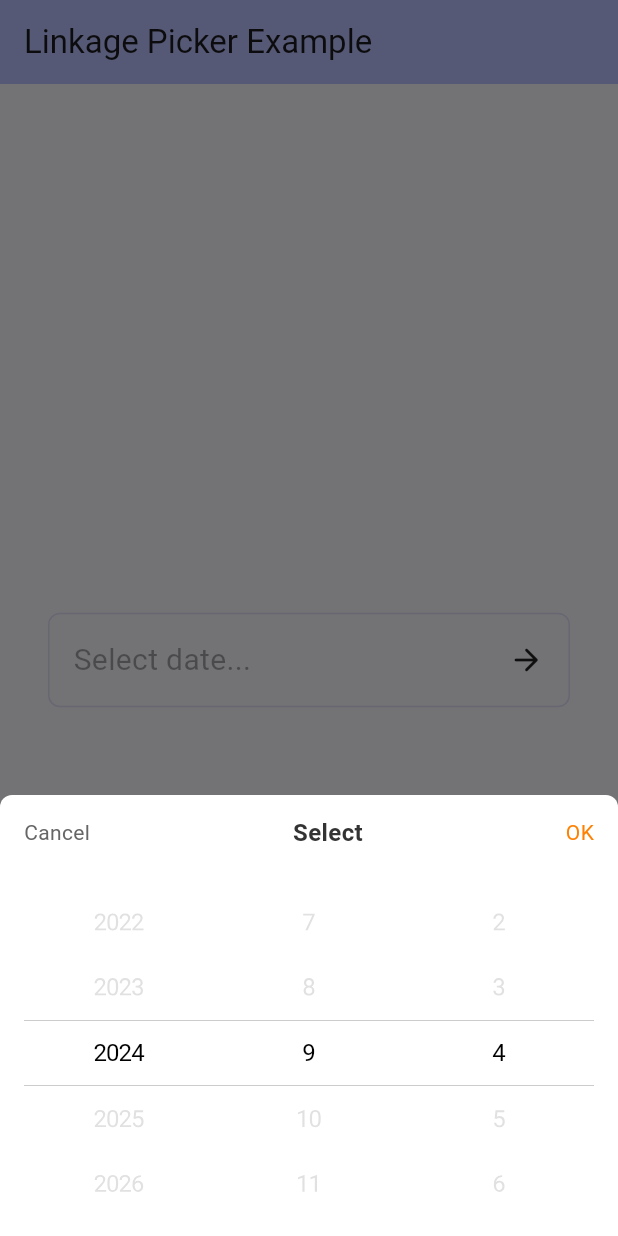
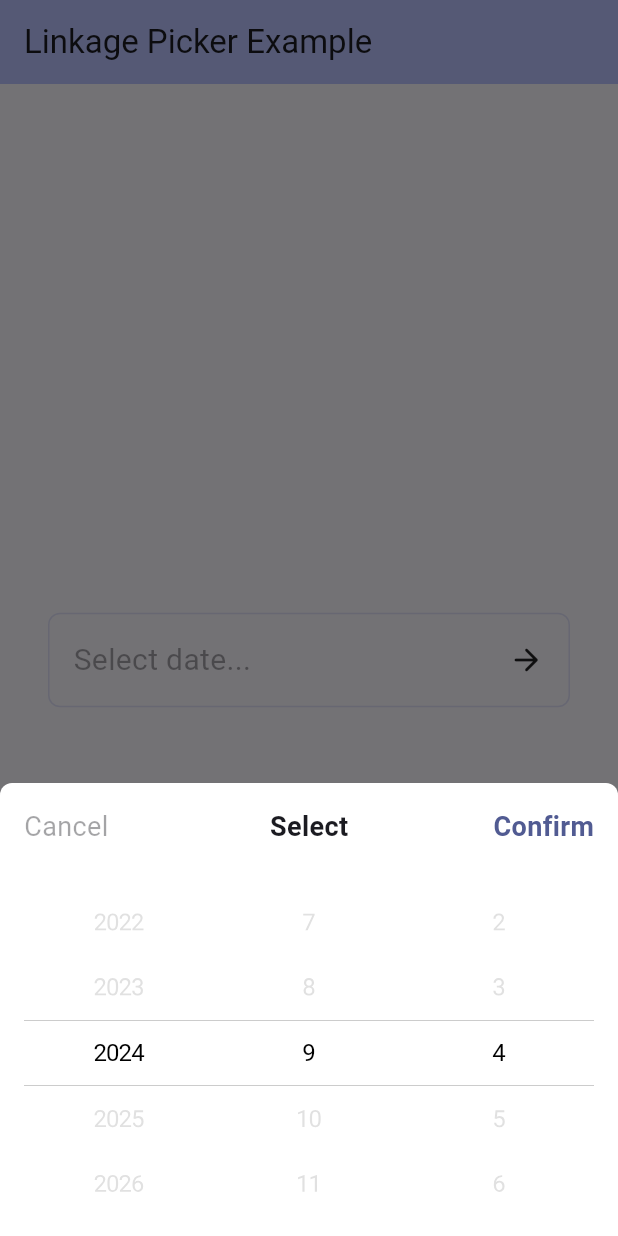
Before and after one commit to YanhqZ/linkage_picker, a Flutter app: the screen it shows after launch, after a tap on "Select date...", on a phone screen of 412 x 824 dp. Run offline on Flutter 3.47's test engine with Material 3 defaults, Android fonts, the phone set to English and light mode, and no system bars.

Commit message:
Extract showBottomSheet code and improve customization

```diff
--- a/example/lib/main.dart
+++ b/example/lib/main.dart
@@ -54,7 +54,36 @@ class _MyHomePageState extends State<MyHomePage> {
                     start: DateTime(2000, today.month, today.day),
                     end: DateTime(2050, today.month, today.day),
                     date: date,
-                  ).showAsBottomSheet(context);
+                  ).showAsBottomSheet(
+                    context: context,
+                    topBarPadding: const EdgeInsets.all(16),
+                    cancel: Text(
+                      'Cancel',
+                      style: TextStyle(
+                        color: Theme.of(context)
+                            .colorScheme
+                            .onSurface
+                            .withOpacity(0.4),
+                        fontSize: 18,
+                      ),
+                    ),
+                    title: Text(
+                      'Select',
+                      style: TextStyle(
+                        color: Theme.of(context).colorScheme.onSurface,
+                        fontSize: 18,
+                        fontWeight: FontWeight.bold,
+                      ),
+                    ),
+                    confirm: Text(
+                      'Confirm',
+                      style: TextStyle(
+                        color: Theme.of(context).colorScheme.primary,
+                        fontSize: 18,
+                        fontWeight: FontWeight.bold,
+                      ),
+                    ),
+                  );
                 },
                 converter: (DateTime data) {
                   return DateFormat('yyyy-MM-dd').format(data);
--- a/lib/linkage_picker.dart
+++ b/lib/linkage_picker.dart
@@ -1,3 +1,5 @@
 export 'src/base/picker.dart';
 export 'src/base/style.dart';
+export 'src/base/show.dart';
+export 'src/base/controller.dart';
 export 'src/date_picker.dart';
--- /dev/null
+++ b/lib/src/base/controller.dart
@@ -0,0 +1,7 @@
+import 'package:flutter/widgets.dart';
+
+abstract class LinkagePickerController<R> {
+  BuildContext? context;
+
+  R? get result;
+}
--- a/lib/src/base/picker.dart
+++ b/lib/src/base/picker.dart
@@ -1,8 +1,7 @@
 import 'dart:math';
 
 import 'package:flutter/cupertino.dart';
-import 'package:flutter/material.dart';
-import 'package:linkage_picker/src/base/style.dart';
+import 'package:linkage_picker/linkage_picker.dart';
 
 enum LinkagePickerLevel {
   first,
@@ -54,7 +53,9 @@ class LinkagePickerWidget<T, R> extends StatefulWidget {
   /// Style
   final LinkagePickerStyle pickerStyle;
 
-  const LinkagePickerWidget({
+  late final LinkagePickerController<R> controller;
+
+  LinkagePickerWidget({
     super.key,
     this.title = 'Select',
     required List<LinkagePickerData<T>> Function(LinkagePickerLevel, List<T>)
@@ -73,25 +74,9 @@ class LinkagePickerWidget<T, R> extends StatefulWidget {
   @override
   State<LinkagePickerWidget<T, R>> createState() =>
       _LinkagePickerWidgetState<T, R>();
-
-  Future<R?> showAsBottomSheet(BuildContext? context) {
-    if (context == null) {
-      return Future.value(null);
-    }
-    return showModalBottomSheet(
-      context: context,
-      backgroundColor: Colors.white,
-      shape: const RoundedRectangleBorder(
-        borderRadius: BorderRadius.vertical(top: Radius.circular(8)),
-      ),
-      builder: (_) {
-        return this;
-      },
-    );
-  }
 }
 
-class _LinkagePickerWidgetState<T, O> extends State<LinkagePickerWidget<T, O>> {
+class _LinkagePickerWidgetState<T, R> extends State<LinkagePickerWidget<T, R>> {
   List<ValueNotifier<T?>> values = [];
   List<FixedExtentScrollController> controllers = [];
   List<List<LinkagePickerData<T>>> dataSource = [];
@@ -101,6 +86,7 @@ class _LinkagePickerWidgetState<T, O> extends State<LinkagePickerWidget<T, O>> {
   void initState() {
     super.initState();
     columns = widget.maxLevel.index + 1;
+    widget.controller = _LinkagePickerControllerImpl<T, R>();
     List.generate(columns, (index) {
       final level = LinkagePickerLevel.values[index];
       values.add(ValueNotifier(widget.initialValue?[index]));
@@ -153,56 +139,9 @@ class _LinkagePickerWidgetState<T, O> extends State<LinkagePickerWidget<T, O>> {
 
   @override
   Widget build(BuildContext context) {
-    return Padding(
-      padding: EdgeInsets.only(
-        bottom: MediaQuery.of(context).viewPadding.bottom,
-      ),
-      child: Column(mainAxisSize: MainAxisSize.min, children: [
-        Container(
-          height: 50,
-          alignment: Alignment.center,
-          child: Row(
-            mainAxisAlignment: MainAxisAlignment.spaceBetween,
-            children: [
-              InkWell(
-                onTap: Navigator.of(context).pop,
-                child: const Padding(
-                  padding: EdgeInsets.symmetric(horizontal: 16, vertical: 8),
-                  child: Text(
-                    'Cancel',
-                    style: TextStyle(
-                      fontSize: 14,
-                      color: Color(0xFF666666),
-                    ),
-                  ),
-                ),
-              ) // .onTap(Navigator.of(context).pop)
-              ,
-              Text(
-                widget.title,
-                style: const TextStyle(
-                  fontSize: 16,
-                  fontWeight: FontWeight.w600,
-                  color: Color(0xFF333333),
-                ),
-              ),
-              InkWell(
-                onTap: () {
-                  Navigator.of(context).pop<O>(widget._resultConverter.call(
-                      values.map((e) => e.value).whereType<T>().toList()));
-                },
-                child: const Padding(
-                  padding: EdgeInsets.symmetric(horizontal: 16, vertical: 8),
-                  child: Text(
-                    'OK',
-                    style: TextStyle(color: Color(0xFFFF8000), fontSize: 14),
-                  ),
-                ),
-              )
-            ],
-          ),
-        ),
-        Container(
+    return Builder(builder: (context) {
+      widget.controller.context = context;
+      return Container(
         height: widget.pickerStyle.itemExtent *
             widget.pickerStyle.visibleItemCount.toDouble(),
         margin: const EdgeInsets.symmetric(vertical: 12, horizontal: 16),
@@ -213,9 +152,8 @@ class _LinkagePickerWidgetState<T, O> extends State<LinkagePickerWidget<T, O>> {
             return _buildPickerColumn(LinkagePickerLevel.values[index]);
           }).map((e) => Flexible(child: e)).toList(),
         ),
-        ),
-      ]),
       );
+    });
   }
 
   Widget _buildItem(LinkagePickerData<T> data, bool isSelected) {
@@ -267,6 +205,22 @@ class _LinkagePickerWidgetState<T, O> extends State<LinkagePickerWidget<T, O>> {
   }
 }
 
+class _LinkagePickerControllerImpl<T, R> implements LinkagePickerController<R> {
+  @override
+  BuildContext? context;
+
+  @override
+  R? get result {
+    final state =
+        context?.findAncestorStateOfType<_LinkagePickerWidgetState<T, R>>();
+    if (state != null) {
+      final values = state.values.map((e) => e.value).whereType<T>().toList();
+      return state.widget._resultConverter.call(values) as R?;
+    }
+    return null;
+  }
+}
+
 /// Custom-style CupertinoPicker
 class _CustomCupertinoPicker extends CupertinoPicker {
   _CustomCupertinoPicker({
--- /dev/null
+++ b/lib/src/base/show.dart
@@ -0,0 +1,76 @@
+import 'package:flutter/material.dart';
+import 'package:linkage_picker/linkage_picker.dart';
+
+extension LinkagePickerShowExt<T, R> on LinkagePickerWidget<T, R> {
+  /// Show the picker.
+  Future<R?> showAsBottomSheet({
+    required BuildContext context,
+    Widget? cancel,
+    Widget? title,
+    Widget? confirm,
+    Color color = Colors.white,
+    EdgeInsets topBarPadding = EdgeInsets.zero,
+    ShapeBorder? shape = const RoundedRectangleBorder(
+      borderRadius: BorderRadius.vertical(top: Radius.circular(8)),
+    ),
+  }) {
+    return showModalBottomSheet<R>(
+      context: context,
+      backgroundColor: color,
+      shape: shape,
+      builder: (_) {
+        return Padding(
+          padding: EdgeInsets.only(
+            bottom: MediaQuery.of(context).viewPadding.bottom,
+          ),
+          child: Column(
+            mainAxisSize: MainAxisSize.min,
+            children: [
+              Container(
+                padding: topBarPadding,
+                child: Row(
+                  mainAxisSize: MainAxisSize.max,
+                  children: [
+                    Flexible(
+                      child: Align(
+                        alignment: Alignment.centerLeft,
+                        child: cancel == null
+                            ? const SizedBox.shrink()
+                            : InkWell(
+                                onTap: Navigator.of(context).pop,
+                                child: cancel,
+                              ),
+                      ),
+                    ),
+                    if (title != null)
+                      Flexible(
+                        child: Align(
+                          alignment: Alignment.center,
+                          child: title,
+                        ),
+                      ),
+                    Flexible(
+                      child: Align(
+                        alignment: Alignment.centerRight,
+                        child: confirm == null
+                            ? const SizedBox.shrink()
+                            : InkWell(
+                                onTap: () {
+                                  Navigator.of(context)
+                                      .pop<R?>(controller.result);
+                                },
+                                child: confirm,
+                              ),
+                      ),
+                    )
+                  ],
+                ),
+              ),
+              this,
+            ],
+          ),
+        );
+      },
+    );
+  }
+}
```
Lines whose indentation alone changed are shown as unchanged.
